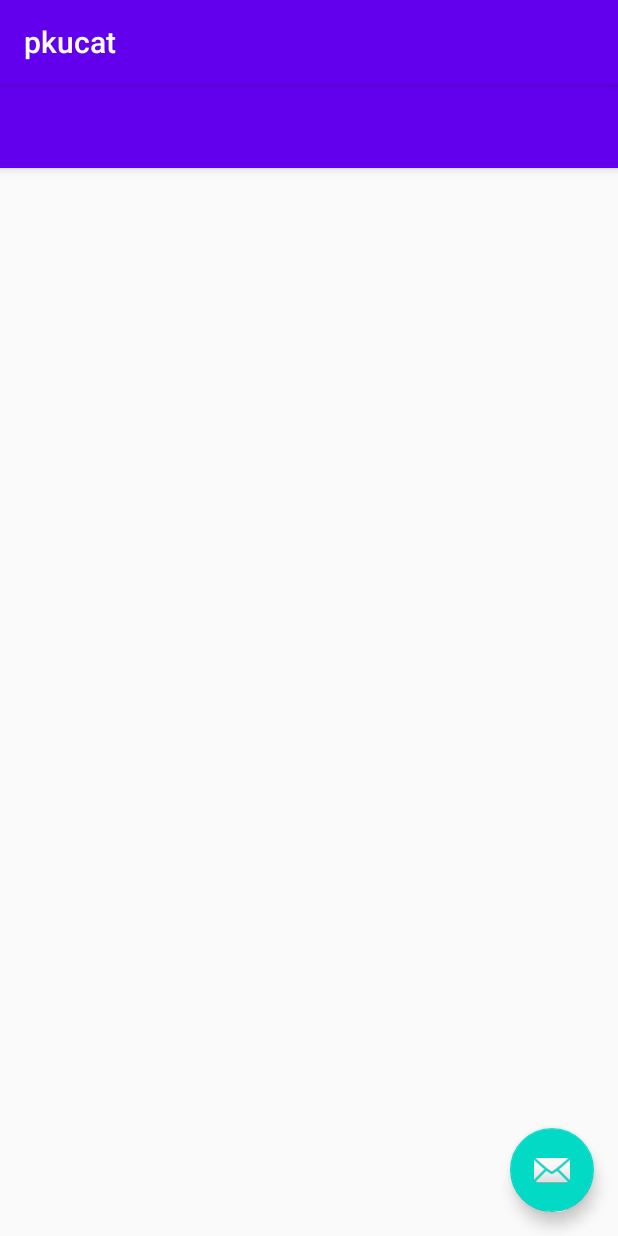
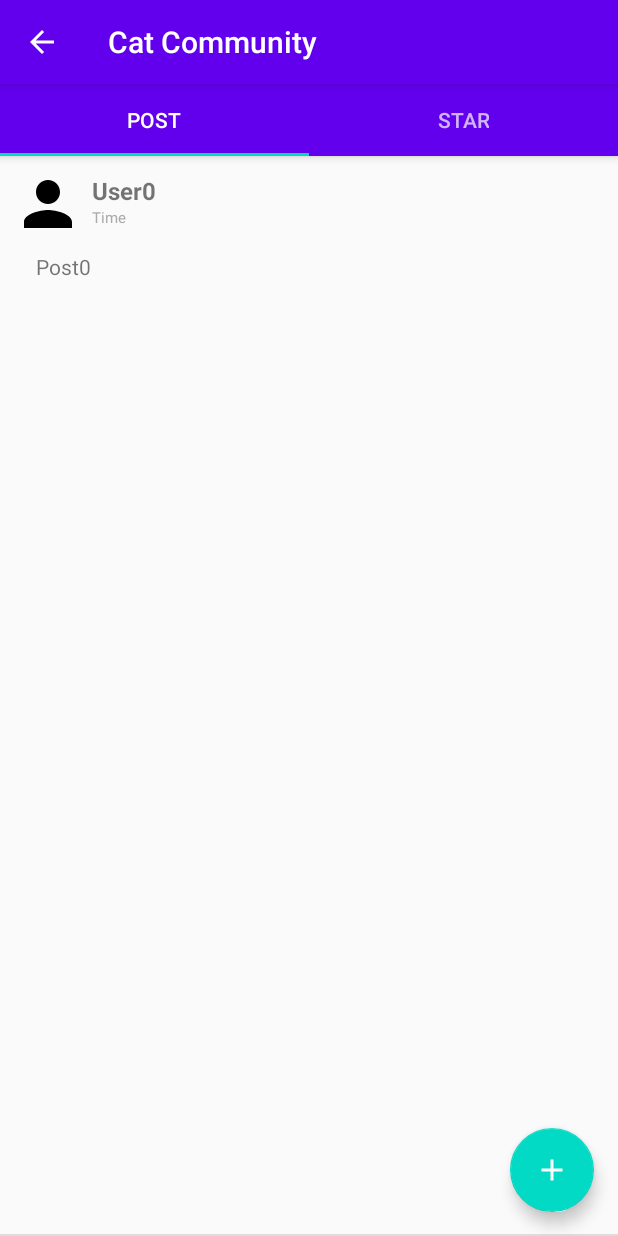
Before and after one commit to ShiranZH/PKU-CAT, an Android app: the PostActivity screen opened directly, with no data from a screen before it, on a phone screen of 412 x 824 dp. Run offline under Robolectric (Android 15) with nearby library versions, the phone set to English and light mode, and no system bars; pictures from the network do not load; 1 statement that could not run was skipped.

Commit message:
feat: fetch posts

```diff
--- a/src/frontend/app/src/main/java/com/example/pkucat/ui/post/PostActivity.java
+++ b/src/frontend/app/src/main/java/com/example/pkucat/ui/post/PostActivity.java
@@ -1,13 +1,30 @@
 package com.example.pkucat.ui.post;
 
 import android.os.Bundle;
+import android.os.Looper;
+import android.util.Log;
+import android.view.MenuItem;
 import android.view.View;
+import android.widget.Toast;
 
+import androidx.appcompat.app.ActionBar;
 import androidx.appcompat.app.AppCompatActivity;
+import androidx.appcompat.widget.Toolbar;
+import androidx.viewpager.widget.ViewPager;
 
 import com.example.pkucat.R;
+import com.example.pkucat.ui.post.ui.SectionsPagerAdapter;
 import com.google.android.material.floatingactionbutton.FloatingActionButton;
 import com.google.android.material.snackbar.Snackbar;
+import com.google.android.material.tabs.TabLayout;
+
+import java.io.BufferedReader;
+import java.io.IOException;
+import java.io.InputStream;
+import java.io.InputStreamReader;
+import java.net.HttpURLConnection;
+import java.net.MalformedURLException;
+import java.net.URL;
 
 public class PostActivity extends AppCompatActivity {
 
@@ -15,6 +32,44 @@ public class PostActivity extends AppCompatActivity {
     protected void onCreate(Bundle savedInstanceState) {
         super.onCreate(savedInstanceState);
         setContentView(R.layout.activity_post);
+        // 设置名称
+        setTitle("Cat Community");
+
+        // 返回键
+        ActionBar actionBar = getSupportActionBar();
+        if(actionBar != null){
+            actionBar.setHomeButtonEnabled(true);
+            actionBar.setDisplayHomeAsUpEnabled(true);
+        }
+
+        SectionsPagerAdapter sectionsPagerAdapter = new SectionsPagerAdapter(this, getSupportFragmentManager());
+        ViewPager viewPager = findViewById(R.id.view_pager);
+        viewPager.setAdapter(sectionsPagerAdapter);
+        TabLayout tabs = findViewById(R.id.tabs_post);
+        tabs.setupWithViewPager(viewPager);
+
+
+        new Thread(new Runnable() {
+            @Override
+            public void run() {
+                String path="https://49.235.56.155/posts/?limit=10&start=10";
+                try {
+                    try{
+                        URL url = new URL(path); //新建url并实例化
+                        HttpURLConnection connection = (HttpURLConnection) url.openConnection();
+                        connection.setRequestMethod("GET");//获取服务器数据
+                        connection.setReadTimeout(8000);//设置读取超时的毫秒数
+                        connection.setConnectTimeout(8000);//设置连接超时的毫秒数
+                        InputStream in = connection.getInputStream();
+                        BufferedReader reader = new BufferedReader(new InputStreamReader(in));
+                        String result = reader.readLine();//读取服务器进行逻辑处理后页面显示的数据
+                        System.out.println(result);
+                    }catch (MalformedURLException e){}
+                } catch (IOException e) {
+                    e.printStackTrace();
+                }
+            }
+        }).start();
 
         FloatingActionButton fab = findViewById(R.id.fab_post);
         fab.setOnClickListener(new View.OnClickListener() {
@@ -25,4 +80,16 @@ public class PostActivity extends AppCompatActivity {
             }
         });
     }
+
+    @Override
+    public boolean onOptionsItemSelected(MenuItem item) {
+        // 返回键
+        switch (item.getItemId()) {
+            case android.R.id.home:
+                this.finish(); // back button
+                return true;
+        }
+        return super.onOptionsItemSelected(item);
+    }
+
 }
--- /dev/null
+++ b/src/frontend/app/src/main/java/com/example/pkucat/ui/post/PostEntity.java
@@ -0,0 +1,63 @@
+package com.example.pkucat.ui.post;
+
+import android.net.Uri;
+
+import java.io.Serializable;
+import java.net.URI;
+
+public class PostEntity implements Serializable {
+    private String avatarPath;
+    private String userName;
+    private String postTime;
+    private String postContent;
+    private String imagePath;
+
+    public PostEntity(String avatarPath, String userName, String postTime, String postContent, String imagePath) {
+        this.avatarPath = avatarPath;
+        this.userName = userName;
+        this.postTime = postTime;
+        this.postContent = postContent;
+        this.imagePath = imagePath;
+    }
+
+    public PostEntity() {
+    }
+
+    public Uri getAvatarPath() {
+        Uri avatarPathUri = Uri.parse(avatarPath);
+        return avatarPathUri;
+    }
+    public void setAvatarPath(String avatarPath) {
+        this.avatarPath = avatarPath;
+    }
+
+    public String getUserName() {
+        return userName;
+    }
+    public void setUserName(String userName) {
+        this.userName = userName;
+    }
+
+    public String getPostTime() {
+        return postTime;
+    }
+    public void setPostTime(String postTime) {
+        this.postTime = postTime;
+    }
+
+    public String getPostContent() {
+        return postContent;
+    }
+    public void setPostContent(String postContent) {
+        this.postContent = postContent;
+    }
+
+    public String getImagePath() {
+        return imagePath;
+    }
+    public void setImagePath(String imagePath) {
+        this.imagePath = imagePath;
+    }
+
+
+}
--- /dev/null
+++ b/src/frontend/app/src/main/java/com/example/pkucat/ui/post/ui/PostFragment.java
@@ -0,0 +1,109 @@
+package com.example.pkucat.ui.post.ui;
+
+import android.os.Bundle;
+import android.view.LayoutInflater;
+import android.view.View;
+import android.view.ViewGroup;
+import android.widget.TextView;
+import android.widget.Toast;
+
+import androidx.annotation.NonNull;
+import androidx.annotation.Nullable;
+import androidx.fragment.app.Fragment;
+import androidx.lifecycle.Observer;
+import androidx.lifecycle.ViewModelProviders;
+import androidx.recyclerview.widget.DividerItemDecoration;
+import androidx.recyclerview.widget.LinearLayoutManager;
+import androidx.recyclerview.widget.RecyclerView;
+
+import com.example.pkucat.R;
+import com.example.pkucat.ui.post.PostEntity;
+
+import java.net.ServerSocket;
+import java.util.ArrayList;
+import java.util.List;
+
+public class PostFragment extends Fragment {
+
+    private static final String ARG_SECTION_NUMBER = "section_number";
+
+    private PostViewModel postViewModel;
+
+    private View view;
+    public RecyclerView mRecyclerView;
+    private RecyclerViewAdapter mRecyclerViewAdapter;
+    private ArrayList<PostEntity> postEntities;
+
+    public static PostFragment newInstance(int index) {
+        PostFragment fragment = new PostFragment();
+        Bundle bundle = new Bundle();
+        bundle.putInt(ARG_SECTION_NUMBER, index);
+        fragment.setArguments(bundle);
+        return fragment;
+    }
+
+    @Override
+    public void onCreate(Bundle savedInstanceState) {
+        super.onCreate(savedInstanceState);
+        postViewModel = ViewModelProviders.of(this).get(PostViewModel.class);
+        int index = 1;
+        if (getArguments() != null) {
+            index = getArguments().getInt(ARG_SECTION_NUMBER);
+            // 这里是对不同tab下的界面处理
+            System.out.println(index);
+        }
+        postViewModel.setIndex(index);
+    }
+
+    @Nullable
+    @Override
+    public View onCreateView(@NonNull LayoutInflater inflater,
+                             ViewGroup container, Bundle savedInstanceState) {
+        view = inflater.inflate(R.layout.fragment_post, container, false);
+        /*
+        final TextView textView = root.findViewById(R.id.section_label);
+        postViewModel.getText().observe(getViewLifecycleOwner(), new Observer<String>() {
+            @Override
+            public void onChanged(@Nullable String s) {
+                textView.setText(s);
+            }
+        });
+        return root;
+        */
+        initData();
+        initRecyclerView();
+        return view;
+    }
+
+    private void initData() {
+        postEntities = new ArrayList<>();
+        // 获取动态
+        for (int i = 0; i < 15; i++) {
+            PostEntity postEntity = new PostEntity();
+            postEntity.setAvatarPath("Avatar");
+            postEntity.setUserName("User"+i);
+            postEntity.setPostTime("Time");
+            postEntity.setPostContent("Post"+i);
+            postEntity.setImagePath("Image Path!");
+            postEntities.add(postEntity);
+        }
+    }
+
+    private void initRecyclerView() {
+        mRecyclerView = view.findViewById(R.id.recyclerview_post);
+        mRecyclerViewAdapter = new RecyclerViewAdapter(getActivity(), postEntities);
+        mRecyclerView.setAdapter(mRecyclerViewAdapter);
+        // layout: vertical, horizontal, ...
+        mRecyclerView.setLayoutManager(new LinearLayoutManager(getActivity(), LinearLayoutManager.VERTICAL, false));
+        // dividing line
+        mRecyclerView.addItemDecoration(new DividerItemDecoration(getActivity(), DividerItemDecoration.VERTICAL));
+        mRecyclerViewAdapter.setOnItemClickListener(new RecyclerViewAdapter.OnItemClickListener() {
+            @Override
+            public void OnItemClick(View view, PostEntity data) {
+                Toast.makeText(getActivity(), "Here it is: "+data.getAvatarPath(), Toast.LENGTH_SHORT)
+                        .show();
+            }
+        });
+
+    }
+}
--- /dev/null
+++ b/src/frontend/app/src/main/java/com/example/pkucat/ui/post/ui/PostViewModel.java
@@ -0,0 +1,26 @@
+package com.example.pkucat.ui.post.ui;
+
+import androidx.arch.core.util.Function;
+import androidx.lifecycle.LiveData;
+import androidx.lifecycle.MutableLiveData;
+import androidx.lifecycle.Transformations;
+import androidx.lifecycle.ViewModel;
+
+public class PostViewModel extends ViewModel {
+
+    private MutableLiveData<Integer> mIndex = new MutableLiveData<>();
+    private LiveData<String> mText = Transformations.map(mIndex, new Function<Integer, String>() {
+        @Override
+        public String apply(Integer input) {
+            return "Hello world from section: " + input;
+        }
+    });
+
+    public void setIndex(int index) {
+        mIndex.setValue(index);
+    }
+
+    public LiveData<String> getText() {
+        return mText;
+    }
+}
--- /dev/null
+++ b/src/frontend/app/src/main/java/com/example/pkucat/ui/post/ui/RecyclerViewAdapter.java
@@ -0,0 +1,88 @@
+package com.example.pkucat.ui.post.ui;
+
+import android.content.Context;
+import android.view.LayoutInflater;
+import android.view.View;
+import android.view.ViewGroup;
+import android.widget.AdapterView;
+import android.widget.ImageView;
+import android.widget.TextView;
+
+import androidx.annotation.NonNull;
+import androidx.recyclerview.widget.RecyclerView;
+
+import com.example.pkucat.R;
+import com.example.pkucat.ui.post.PostEntity;
+
+import java.util.ArrayList;
+
+public class RecyclerViewAdapter extends RecyclerView.Adapter<RecyclerViewAdapter.MyViewHolder> {
+
+    private Context context;
+    private ArrayList<PostEntity> postEntities;
+
+    // construct function
+    public RecyclerViewAdapter(Context context, ArrayList<PostEntity> postEntities) {
+        this.context = context;
+        this.postEntities = postEntities;
+    }
+
+    @Override
+    public MyViewHolder onCreateViewHolder(ViewGroup parent, int viewType) {
+        MyViewHolder holder = new MyViewHolder(LayoutInflater.from(context).inflate(R.layout.content_post, parent, false));
+        return holder;
+    }
+
+    @Override
+    public void onBindViewHolder(MyViewHolder holder, int position) {
+        // 把获取的动态传递给页面
+        PostEntity data = postEntities.get(position);
+        holder.mUserName.setText(data.getUserName());
+        holder.mPostTime.setText(data.getPostTime());
+        holder.mPostContent.setText(data.getPostContent());
+        holder.mAvaterPath.setImageURI(data.getAvatarPath());
+    }
+
+    @Override
+    public int getItemCount() {
+        return postEntities.size();
+    }
+
+    class MyViewHolder extends RecyclerView.ViewHolder {
+        private TextView mUserName, mPostTime, mPostContent;
+        private ImageView mAvaterPath;
+
+        public MyViewHolder(@NonNull View itemView) {
+            super(itemView);
+            mAvaterPath = itemView.findViewById(R.id.post_user_avatar);
+            mUserName = itemView.findViewById(R.id.post_user_name);
+            mPostTime = itemView.findViewById(R.id.post_time);
+            mPostContent = itemView.findViewById(R.id.post_content);
+
+            itemView.setOnClickListener(new View.OnClickListener() {
+                @Override
+                public void onClick(View view) {
+                    if (onItemClickListener != null) {
+                        onItemClickListener.OnItemClick(view, postEntities.get(getLayoutPosition()));
+                    }
+                }
+            });
+        }
+    }
+
+    public interface OnItemClickListener {
+        /*
+         * 接口中的点击每一项的实现方法，参数自己定义
+         *
+         * @param view 点击的item的视图
+         * @param data 点击的item的数据
+         */
+        public void OnItemClick(View view, PostEntity data);
+    }
+
+    private OnItemClickListener onItemClickListener;
+
+    public void setOnItemClickListener(OnItemClickListener onItemClickListener) {
+        this.onItemClickListener = onItemClickListener;
+    }
+}
--- /dev/null
+++ b/src/frontend/app/src/main/java/com/example/pkucat/ui/post/ui/SectionsPagerAdapter.java
@@ -0,0 +1,46 @@
+package com.example.pkucat.ui.post.ui;
+
+import android.content.Context;
+
+import androidx.annotation.Nullable;
+import androidx.annotation.StringRes;
+import androidx.fragment.app.Fragment;
+import androidx.fragment.app.FragmentManager;
+import androidx.fragment.app.FragmentPagerAdapter;
+
+import com.example.pkucat.R;
+
+/**
+ * A [FragmentPagerAdapter] that returns a fragment corresponding to
+ * one of the sections/tabs/pages.
+ */
+public class SectionsPagerAdapter extends FragmentPagerAdapter {
+
+    @StringRes
+    private static final int[] TAB_TITLES = new int[]{R.string.tab_text_1, R.string.tab_text_2};
+    private final Context mContext;
+
+    public SectionsPagerAdapter(Context context, FragmentManager fm) {
+        super(fm);
+        mContext = context;
+    }
+
+    @Override
+    public Fragment getItem(int position) {
+        // getItem is called to instantiate the fragment for the given page.
+        // Return a PlaceholderFragment (defined as a static inner class below).
+        return PostFragment.newInstance(position + 1);
+    }
+
+    @Nullable
+    @Override
+    public CharSequence getPageTitle(int position) {
+        return mContext.getResources().getString(TAB_TITLES[position]);
+    }
+
+    @Override
+    public int getCount() {
+        // Show 2 total pages.
+        return 2;
+    }
+}
--- /dev/null
+++ b/src/frontend/app/src/main/res/drawable/ic_post_add.xml
@@ -0,0 +1,9 @@
+<vector xmlns:android="http://schemas.android.com/apk/res/android"
+        android:width="32dp"
+        android:height="32dp"
+        android:viewportWidth="24.0"
+        android:viewportHeight="24.0">
+    <path
+        android:fillColor="#FFFFFFFF"
+        android:pathData="M19,13h-6v6h-2v-6H5v-2h6V5h2v6h6v2z"/>
+</vector>
--- /dev/null
+++ b/src/frontend/app/src/main/res/drawable/ic_post_collection.xml
@@ -0,0 +1,9 @@
+<vector xmlns:android="http://schemas.android.com/apk/res/android"
+        android:width="50dp"
+        android:height="50dp"
+        android:viewportWidth="24.0"
+        android:viewportHeight="24.0">
+    <path
+        android:fillColor="#FF000000"
+        android:pathData="M22,16L22,4c0,-1.1 -0.9,-2 -2,-2L8,2c-1.1,0 -2,0.9 -2,2v12c0,1.1 0.9,2 2,2h12c1.1,0 2,-0.9 2,-2zM11,12l2.03,2.71L16,11l4,5L8,16l3,-4zM2,6v14c0,1.1 0.9,2 2,2h14v-2L4,20L4,6L2,6z"/>
+</vector>
--- /dev/null
+++ b/src/frontend/app/src/main/res/drawable/ic_post_person.xml
@@ -0,0 +1,9 @@
+<vector xmlns:android="http://schemas.android.com/apk/res/android"
+        android:width="50dp"
+        android:height="50dp"
+        android:viewportWidth="24.0"
+        android:viewportHeight="24.0">
+    <path
+        android:fillColor="#FF000000"
+        android:pathData="M12,12c2.21,0 4,-1.79 4,-4s-1.79,-4 -4,-4 -4,1.79 -4,4 1.79,4 4,4zM12,14c-2.67,0 -8,1.34 -8,4v2h16v-2c0,-2.66 -5.33,-4 -8,-4z"/>
+</vector>
--- /dev/null
+++ b/src/frontend/app/src/main/res/drawable/ic_toolbar_back.xml
@@ -0,0 +1,5 @@
+<vector android:height="24dp" android:tint="#FFFFFF"
+    android:viewportHeight="24.0" android:viewportWidth="24.0"
+    android:width="24dp" xmlns:android="http://schemas.android.com/apk/res/android">
+    <path android:fillColor="#FF000000" android:pathData="M20,11H7.83l5.59,-5.59L12,4l-8,8 8,8 1.41,-1.41L7.83,13H20v-2z"/>
+</vector>
--- a/src/frontend/app/src/main/res/layout/activity_post.xml
+++ b/src/frontend/app/src/main/res/layout/activity_post.xml
@@ -11,14 +11,19 @@
         android:layout_height="wrap_content"
         android:theme="@style/AppTheme.AppBarOverlay">
 
-        <androidx.appcompat.widget.Toolbar
-            android:id="@+id/toolbar_post"
+        <com.google.android.material.tabs.TabLayout
+            android:id="@+id/tabs_post"
             android:layout_width="match_parent"
-            android:layout_height="?attr/actionBarSize"
-            android:background="?attr/colorPrimary"
-            app:popupTheme="@style/AppTheme.PopupOverlay" />
+            android:layout_height="wrap_content"
+            android:background="?attr/colorPrimary" />
 
     </com.google.android.material.appbar.AppBarLayout>
+
+    <androidx.viewpager.widget.ViewPager
+        android:id="@+id/view_pager"
+        android:layout_width="match_parent"
+        android:layout_height="match_parent"
+        app:layout_behavior="@string/appbar_scrolling_view_behavior" />
 
     <com.google.android.material.floatingactionbutton.FloatingActionButton
         android:id="@+id/fab_post"
@@ -26,6 +31,6 @@
         android:layout_height="wrap_content"
         android:layout_gravity="bottom|end"
         android:layout_margin="@dimen/fab_margin"
-        app:srcCompat="@android:drawable/ic_dialog_email" />
+        app:srcCompat="@drawable/ic_post_add" />
 
 </androidx.coordinatorlayout.widget.CoordinatorLayout>
--- /dev/null
+++ b/src/frontend/app/src/main/res/layout/content_post.xml
@@ -0,0 +1,94 @@
+<?xml version="1.0" encoding="utf-8"?>
+<androidx.constraintlayout.widget.ConstraintLayout
+    xmlns:android="http://schemas.android.com/apk/res/android"
+    xmlns:app="http://schemas.android.com/apk/res-auto"
+    xmlns:tools="http://schemas.android.com/tools"
+    android:layout_width="match_parent"
+    android:layout_height="match_parent">
+
+
+    <ImageView
+        android:id="@+id/post_user_avatar"
+        android:layout_width="48dp"
+        android:layout_height="48dp"
+        android:layout_marginStart="8dp"
+        android:layout_marginLeft="8dp"
+        android:layout_marginTop="8dp"
+        android:background="@drawable/ic_post_person"
+        app:layout_constraintStart_toStartOf="parent"
+        app:layout_constraintTop_toTopOf="parent" />
+
+    <LinearLayout
+        android:id="@+id/post_information"
+        android:layout_width="wrap_content"
+        android:layout_height="wrap_content"
+        android:layout_marginStart="5dp"
+        android:layout_marginLeft="5dp"
+        android:layout_marginTop="12dp"
+        android:orientation="vertical"
+        app:layout_constraintStart_toEndOf="@+id/post_user_avatar"
+        app:layout_constraintTop_toTopOf="parent">
+
+        <TextView
+            android:id="@+id/post_user_name"
+            android:layout_width="wrap_content"
+            android:layout_height="wrap_content"
+            android:text="User Name"
+            android:textSize="16sp"
+            android:textStyle="bold" />
+
+        <TextView
+            android:id="@+id/post_time"
+            android:layout_width="wrap_content"
+            android:layout_height="wrap_content"
+            android:text="time"
+            android:textColor="@android:color/darker_gray"
+            android:textSize="10sp" />
+
+    </LinearLayout>
+
+    <TextView
+        android:id="@+id/post_content"
+        android:layout_width="match_parent"
+        android:layout_height="wrap_content"
+        android:layout_marginStart="24dp"
+        android:layout_marginLeft="24dp"
+        android:layout_marginTop="16dp"
+        android:layout_marginEnd="24dp"
+        android:layout_marginRight="24dp"
+        android:text="TextView"
+        android:textSize="14sp"
+        app:layout_constraintEnd_toEndOf="parent"
+        app:layout_constraintStart_toStartOf="parent"
+        app:layout_constraintTop_toBottomOf="@+id/post_information" />
+
+    <androidx.viewpager.widget.ViewPager
+        android:id="@+id/post_collection"
+        android:layout_width="match_parent"
+        android:layout_height="400dp"
+        android:layout_marginStart="8dp"
+        android:layout_marginLeft="8dp"
+        android:layout_marginTop="8dp"
+        android:layout_marginEnd="8dp"
+        android:layout_marginRight="8dp"
+        app:layout_constraintEnd_toEndOf="parent"
+        app:layout_constraintStart_toStartOf="parent"
+        app:layout_constraintTop_toBottomOf="@+id/post_content">
+
+    </androidx.viewpager.widget.ViewPager>
+
+    <androidx.recyclerview.widget.RecyclerView
+        android:id="@+id/post_comment_list"
+        android:layout_width="100dp"
+        android:layout_height="100dp"
+        android:layout_marginStart="8dp"
+        android:layout_marginLeft="8dp"
+        android:layout_marginTop="8dp"
+        android:layout_marginEnd="8dp"
+        android:layout_marginRight="8dp"
+        app:layout_constraintEnd_toEndOf="parent"
+        app:layout_constraintStart_toStartOf="parent"
+        app:layout_constraintTop_toBottomOf="@+id/post_collection" />
+
+
+</androidx.constraintlayout.widget.ConstraintLayout>
--- /dev/null
+++ b/src/frontend/app/src/main/res/layout/fragment_post.xml
@@ -0,0 +1,31 @@
+<?xml version="1.0" encoding="utf-8"?>
+    <androidx.constraintlayout.widget.ConstraintLayout xmlns:android="http://schemas.android.com/apk/res/android"
+        xmlns:app="http://schemas.android.com/apk/res-auto"
+        xmlns:tools="http://schemas.android.com/tools"
+        android:id="@+id/constraintLayout"
+        android:layout_width="match_parent"
+        android:layout_height="match_parent"
+        tools:context=".ui.post.ui.PostFragment">
+
+<!---
+        <TextView
+            android:id="@+id/textview"
+            android:layout_width="wrap_content"
+            android:layout_height="wrap_content"
+            android:layout_marginStart="@dimen/activity_horizontal_margin"
+            android:layout_marginTop="@dimen/activity_vertical_margin"
+            android:layout_marginEnd="@dimen/activity_horizontal_margin"
+            android:layout_marginBottom="@dimen/activity_vertical_margin"
+            app:layout_constraintLeft_toLeftOf="parent"
+            app:layout_constraintTop_toTopOf="@+id/constraintLayout"
+            tools:layout_constraintLeft_creator="1"
+            tools:layout_constraintTop_creator="1" />
+-->
+
+    <androidx.recyclerview.widget.RecyclerView
+        android:id="@+id/recyclerview_post"
+        android:layout_width="match_parent"
+        android:layout_height="match_parent" />
+
+
+</androidx.constraintlayout.widget.ConstraintLayout>
--- a/src/frontend/app/src/main/res/navigation/mobile_navigation.xml
+++ b/src/frontend/app/src/main/res/navigation/mobile_navigation.xml
@@ -29,12 +29,12 @@
             app:argType="string" />
     </fragment>
 
-
     <activity
         android:id="@+id/nav_post"
         android:name="com.example.pkucat.ui.post.PostActivity"
         android:label="@string/menu_post"
-        tools:layout="@layout/activity_post"/>
+        tools:layout="@layout/activity_post">
+    </activity>
 
     <!--
     <fragment
--- a/src/frontend/app/src/main/res/values/strings.xml
+++ b/src/frontend/app/src/main/res/values/strings.xml
@@ -7,11 +7,17 @@
     <string name="nav_header_desc">Navigation header</string>
     <string name="action_settings">Settings</string>
 
+
     <string name="menu_archive">Archive</string>
+    <string name="sole_archive">Sole Archive</string>
+
     <string name="menu_post">Post</string>
+    <string name="sole_post">Sole Post</string>
+    <string name="tab_text_1">Post</string>
+    <string name="tab_text_2">Star</string>
+
     <string name="menu_recognition">Recognition</string>
+
     <string name="menu_setting">Setting</string>
 
-    <string name="sole_archive">Sole Archive</string>
-    <string name="sole_post">Sole Post</string>
 </resources>
```
Also changed, not shown: src/frontend/build.gradle (line endings or trailing spaces).
